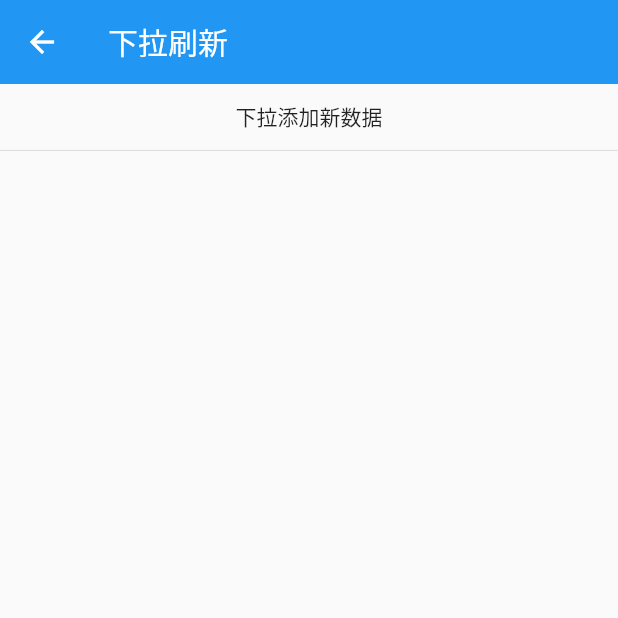
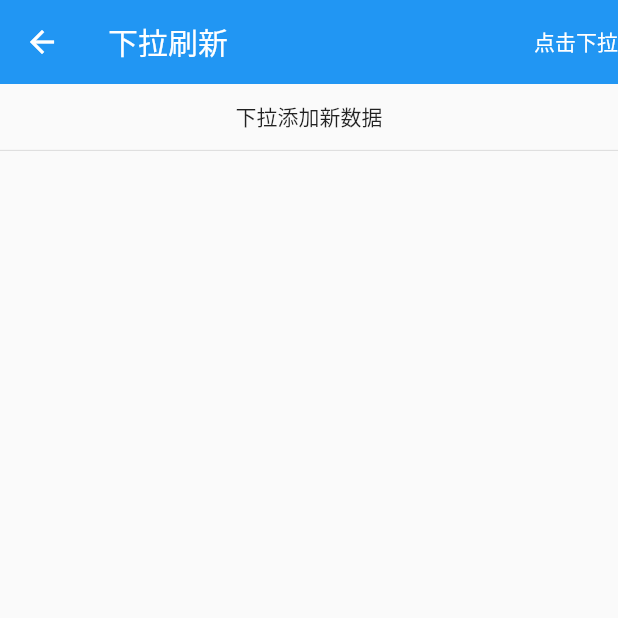
Before and after one commit to chinabrant/flutter_study, a Flutter app: the RefreshIndicatorDemo screen opened directly, on a phone screen of 412 x 824 dp, the top half of it. Run offline on Flutter 3.47's test engine with Material 2 defaults, Android fonts, the phone set to English and light mode, and no system bars.

Commit message:
完善下拉刷新例子

```diff
--- a/lib/refreshindicator/refreshIndicator_demo.dart
+++ b/lib/refreshindicator/refreshIndicator_demo.dart
@@ -1,7 +1,5 @@
 import 'package:flutter/material.dart';
 import 'dart:async';
-
-
 
 class RefreshIndicatorDemo extends StatefulWidget {
   RefreshIndicatorDemo({Key key, this.title}) : super(key: key);
@@ -13,10 +11,9 @@ class RefreshIndicatorDemo extends StatefulWidget {
 }
 
 class _MyHomePageState extends State<RefreshIndicatorDemo> {
-
   // 这个key用来在不是手动下拉，而是点击某个button或其它操作时，代码直接触发下拉刷新
-  final GlobalKey<RefreshIndicatorState> _refreshIndicatorKey = new GlobalKey<
-      RefreshIndicatorState>();
+  final GlobalKey<RefreshIndicatorState> _refreshIndicatorKey =
+      new GlobalKey<RefreshIndicatorState>();
 
   List<String> list = <String>[];
 
@@ -32,7 +29,6 @@ class _MyHomePageState extends State<RefreshIndicatorDemo> {
 
     // 启动一下 [Timer] 在3秒后，在list里面添加一条数据，关完成这个刷新
     new Timer(Duration(seconds: 3), () {
-
       // 添加数据，更新界面
       setState(() {
         list.add("新加数据${list.length}");
@@ -40,7 +36,6 @@ class _MyHomePageState extends State<RefreshIndicatorDemo> {
 
       // 完成刷新
       completer.complete(null);
-
     });
 
     return completer.future;
@@ -48,16 +43,28 @@ class _MyHomePageState extends State<RefreshIndicatorDemo> {
 
   @override
   Widget build(BuildContext context) {
-
     return new Scaffold(
       appBar: new AppBar(
         // 去掉导航栏下面的阴影
         elevation: 0.0,
         title: new Text('下拉刷新'),
+        actions: <Widget>[
+          new GestureDetector(
+              onTap: () {
+                // 点击按钮开始下拉刷新
+                _refreshIndicatorKey.currentState.show();
+              },
+              child: new Container(
+                alignment: Alignment.center,
+                child: new Text('点击下拉')
+              )
+
+          )
+        ],
       ),
       body: new RefreshIndicator(
         key: _refreshIndicatorKey,
-        onRefresh: _getData,  // onRefresh 参数是一个 Future<Null> 的回调
+        onRefresh: _getData, // onRefresh 参数是一个 Future<Null> 的回调
         child: new ListView.builder(
           // 这句是在list里面的内容不足一屏时，list可能会滑不动，加上就一直都可以滑动
           physics: const AlwaysScrollableScrollPhysics(),
@@ -77,7 +84,9 @@ class _MyHomePageState extends State<RefreshIndicatorDemo> {
           alignment: Alignment.center,
           child: new Text(title),
         ),
-          Divider(height: 0.5,)
+        Divider(
+          height: 0.5,
+        )
       ],
     );
   }
```
Lines whose indentation alone changed are shown as unchanged.
